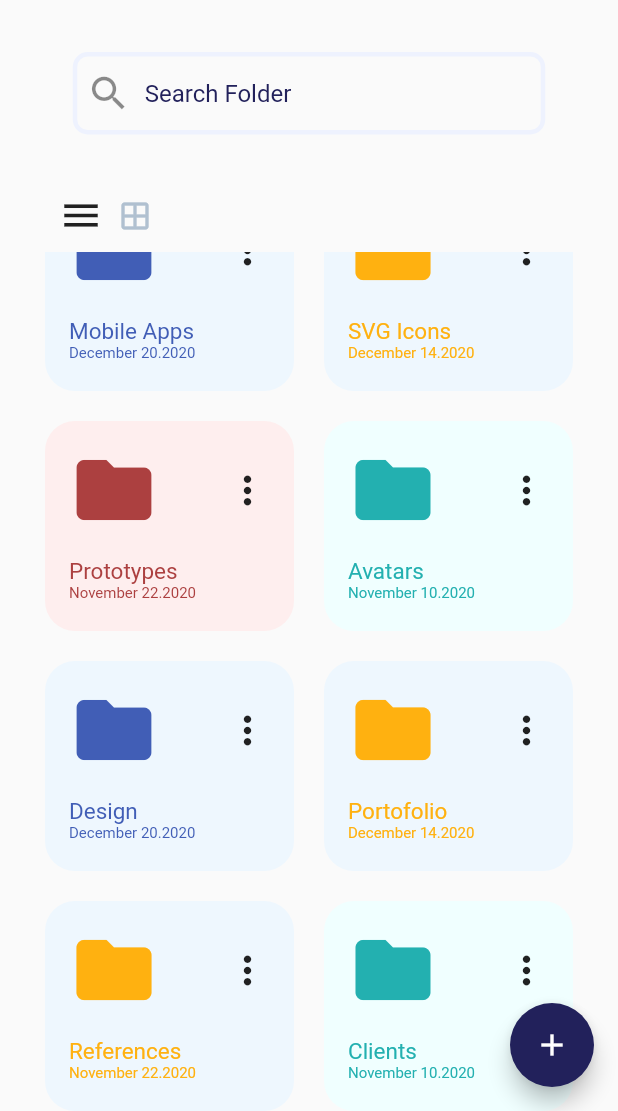
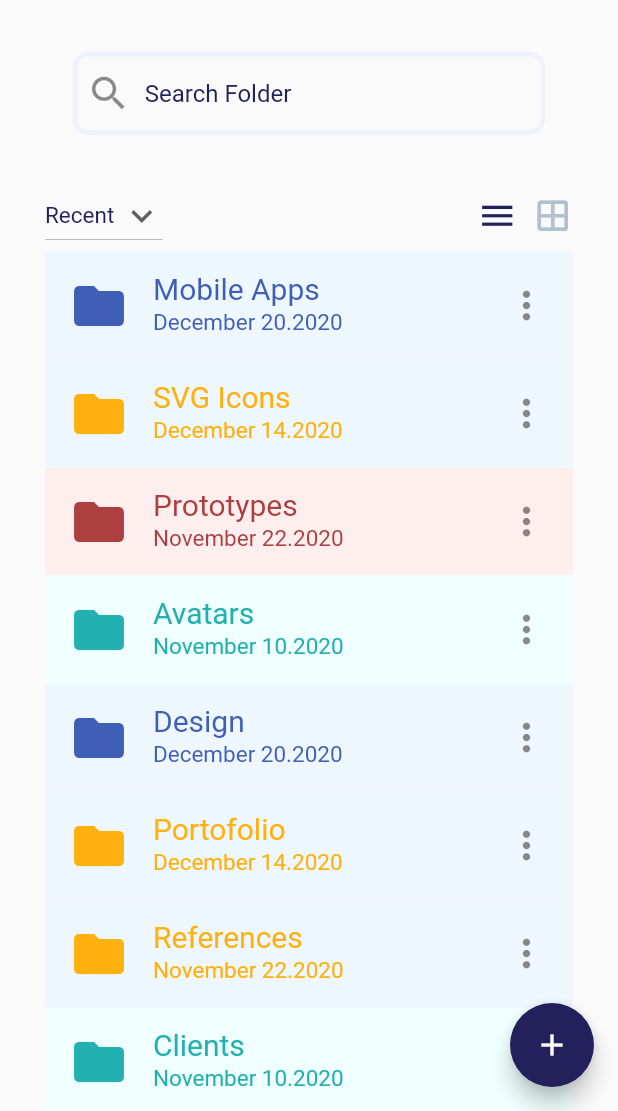
Before and after one commit to AlninoDP/dirbbox, a Flutter app: the screen it shows after launch, scrolled down 47 dp, after a tap on the "menu" icon, on a phone screen of 412 x 824 dp, the part 125-1236 px from its top. Run offline on Flutter 3.47's test engine with Material 2 defaults, Android fonts, the phone set to English and light mode, and no system bars.

Commit message:
finishing home page

```diff
--- a/lib/viewmodels/storage_viewmodel.dart
+++ b/lib/viewmodels/storage_viewmodel.dart
@@ -2,6 +2,12 @@ import 'package:dirbbox/models/storage.dart';
 import 'package:flutter/material.dart';
 
 class StorageViewModel extends ChangeNotifier {
+  bool isListMenu = false;
+  void changeMenuToList() {
+    isListMenu = !isListMenu;
+    notifyListeners();
+  }
+
   List<Storage> storages = [
     Storage(
       id: 1,
@@ -52,4 +58,11 @@ class StorageViewModel extends ChangeNotifier {
       color: const Color(0xff23B0B0),
     ),
   ];
+
+  List<String> timeStamp = ['Recent', 'Newest', 'Oldest'];
+  String? selectedTimeStamp = 'Recent';
+  void setSelectedTimeStamp(String? timeStamp) {
+    selectedTimeStamp = timeStamp;
+    notifyListeners();
+  }
 }
--- a/lib/views/home_page/enum/time_stamp_enum.dart
+++ /dev/null
@@ -1 +0,0 @@
-enum TimeStamp { recent, newest, oldest }
--- a/lib/views/home_page/home_page.dart
+++ b/lib/views/home_page/home_page.dart
@@ -1,6 +1,8 @@
 import 'package:dirbbox/viewmodels/storage_viewmodel.dart';
+import 'package:dirbbox/views/home_page/widgets/dropdown_timestamp.dart';
 import 'package:dirbbox/views/home_page/widgets/grid_button.dart';
-import 'package:dirbbox/views/home_page/widgets/storage_container.dart';
+import 'package:dirbbox/views/home_page/widgets/grid_menu.dart';
+import 'package:dirbbox/views/home_page/widgets/list_menu.dart';
 import 'package:flutter/material.dart';
 import 'package:provider/provider.dart';
 
@@ -9,7 +11,7 @@ class HomePage extends StatelessWidget {
 
   @override
   Widget build(BuildContext context) {
-    final storageList = Provider.of<StorageViewModel>(context);
+    final storageViewModel = Provider.of<StorageViewModel>(context);
     return SafeArea(
         child: Scaffold(
       body: Padding(
@@ -65,33 +67,40 @@ class HomePage extends StatelessWidget {
               height: 30,
             ),
             Row(
+              mainAxisAlignment: MainAxisAlignment.spaceBetween,
               children: [
-                IconButton(
-                  onPressed: () {},
-                  icon: const Icon(
-                    Icons.menu,
-                    size: 30,
-                  ),
-                ),
-                GridButton(icon: Icons.window_outlined)
+                DropdownTimestamp(viewModel: storageViewModel),
+                Row(
+                  children: [
+                    GridButton(
+                      icon: Icons.menu,
+                      storageViewModel: storageViewModel,
+                      color: storageViewModel.isListMenu
+                          ? const Color(0xff22215B)
+                          : const Color(0xffB0C0D0),
+                    ),
+                    const SizedBox(
+                      width: 10,
+                    ),
+                    GridButton(
+                      icon: Icons.window_outlined,
+                      storageViewModel: storageViewModel,
+                      color: storageViewModel.isListMenu
+                          ? const Color(0xffB0C0D0)
+                          : const Color(0xff22215B),
+                    )
+                  ],
+                )
               ],
             ),
             Expanded(
-                child: GridView.builder(
-              itemCount: storageList.storages.length,
-              gridDelegate: const SliverGridDelegateWithFixedCrossAxisCount(
-                  crossAxisCount: 2,
-                  mainAxisExtent: 140,
-                  mainAxisSpacing: 20,
-                  crossAxisSpacing: 20),
-              itemBuilder: (context, index) {
-                return StorageContainer(
-                    containerColor: storageList.storages[index].containerColor!,
-                    color: storageList.storages[index].color,
-                    date: storageList.storages[index].storageDate,
-                    tittle: storageList.storages[index].storageTittle);
-              },
-            ))
+              child: AnimatedSwitcher(
+                duration: const Duration(milliseconds: 500),
+                child: storageViewModel.isListMenu
+                    ? ListMenu(storageViewModel: storageViewModel)
+                    : GridMenu(storageViewModel: storageViewModel),
+              ),
+            )
           ],
         ),
       ),
--- /dev/null
+++ b/lib/views/home_page/widgets/dropdown_timestamp.dart
@@ -0,0 +1,25 @@
+import 'package:dirbbox/viewmodels/storage_viewmodel.dart';
+import 'package:flutter/material.dart';
+
+class DropdownTimestamp extends StatelessWidget {
+  final StorageViewModel viewModel;
+  const DropdownTimestamp({super.key, required this.viewModel});
+
+  @override
+  Widget build(BuildContext context) {
+    return DropdownButton<String>(
+      icon: const Icon(
+        Icons.keyboard_arrow_down_outlined,
+        size: 28,
+      ),
+      style: const TextStyle(color: Color(0xff22215B), fontSize: 15),
+      value: viewModel.selectedTimeStamp,
+      items: viewModel.timeStamp.map((item) {
+        return DropdownMenuItem(value: item, child: Text(item));
+      }).toList(),
+      onChanged: (value) {
+        viewModel.setSelectedTimeStamp(value);
+      },
+    );
+  }
+}
--- a/lib/views/home_page/widgets/grid_button.dart
+++ b/lib/views/home_page/widgets/grid_button.dart
@@ -1,17 +1,26 @@
+import 'package:dirbbox/viewmodels/storage_viewmodel.dart';
 import 'package:flutter/material.dart';
 
 class GridButton extends StatelessWidget {
   final IconData icon;
-  const GridButton({super.key, required this.icon});
+  final StorageViewModel storageViewModel;
+  final Color color;
+  const GridButton(
+      {super.key,
+      required this.icon,
+      required this.storageViewModel,
+      required this.color});
 
   @override
   Widget build(BuildContext context) {
-    bool isActived = false;
     return GestureDetector(
-      onTap: () {},
+      onTap: () {
+        storageViewModel.changeMenuToList();
+      },
       child: Icon(
         icon,
-        color: isActived ? Color(0xff22215B) : Color(0xffB0C0D0),
+        size: 27,
+        color: color,
       ),
     );
   }
--- /dev/null
+++ b/lib/views/home_page/widgets/grid_menu.dart
@@ -0,0 +1,27 @@
+import 'package:dirbbox/viewmodels/storage_viewmodel.dart';
+import 'package:dirbbox/views/home_page/widgets/storage_container.dart';
+import 'package:flutter/material.dart';
+
+class GridMenu extends StatelessWidget {
+  final StorageViewModel storageViewModel;
+  const GridMenu({super.key, required this.storageViewModel});
+
+  @override
+  Widget build(BuildContext context) {
+    return GridView.builder(
+      itemCount: storageViewModel.storages.length,
+      gridDelegate: const SliverGridDelegateWithFixedCrossAxisCount(
+          crossAxisCount: 2,
+          mainAxisExtent: 140,
+          mainAxisSpacing: 20,
+          crossAxisSpacing: 20),
+      itemBuilder: (context, index) {
+        return StorageContainer(
+            containerColor: storageViewModel.storages[index].containerColor!,
+            color: storageViewModel.storages[index].color,
+            date: storageViewModel.storages[index].storageDate,
+            tittle: storageViewModel.storages[index].storageTittle);
+      },
+    );
+  }
+}
--- /dev/null
+++ b/lib/views/home_page/widgets/list_menu.dart
@@ -0,0 +1,38 @@
+import 'package:dirbbox/viewmodels/storage_viewmodel.dart';
+import 'package:flutter/material.dart';
+
+class ListMenu extends StatelessWidget {
+  final StorageViewModel storageViewModel;
+  const ListMenu({super.key, required this.storageViewModel});
+
+  @override
+  Widget build(BuildContext context) {
+    return ListView.builder(
+      itemCount: storageViewModel.storages.length,
+      itemBuilder: (context, index) {
+        return ListTile(
+          tileColor: storageViewModel.storages[index].containerColor!,
+          leading: Icon(
+            Icons.folder,
+            color: storageViewModel.storages[index].color,
+            size: 40,
+          ),
+          title: Text(
+            storageViewModel.storages[index].storageTittle,
+            style: TextStyle(
+                color: storageViewModel.storages[index].color, fontSize: 20),
+          ),
+          subtitle: Text(
+            storageViewModel.storages[index].storageDate,
+            style: TextStyle(
+                color: storageViewModel.storages[index].color, fontSize: 15),
+          ),
+          trailing: const Icon(
+            Icons.more_vert,
+            size: 30,
+          ),
+        );
+      },
+    );
+  }
+}
```
